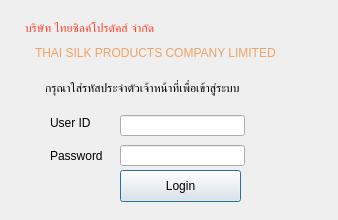
The window that Login_GUI.ui (PanyaHantula/THAISILK) describes before a commit, drawn with Qt 5.
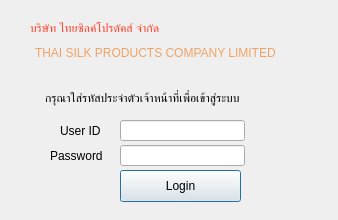
The same window after the commit.

Commit message: Test change font for windows 2 time

```diff
--- a/Login_GUI.ui
+++ b/Login_GUI.ui
@@ -17,7 +17,7 @@
    <property name="geometry">
     <rect>
      <x>120</x>
-     <y>115</y>
+     <y>120</y>
      <width>125</width>
      <height>21</height>
     </rect>
@@ -26,10 +26,10 @@
   <widget class="QLabel" name="label">
    <property name="geometry">
     <rect>
-     <x>50</x>
-     <y>115</y>
-     <width>62</width>
-     <height>16</height>
+     <x>60</x>
+     <y>120</y>
+     <width>51</width>
+     <height>21</height>
     </rect>
    </property>
    <property name="styleSheet">
@@ -88,7 +88,7 @@
    <property name="geometry">
     <rect>
      <x>45</x>
-     <y>75</y>
+     <y>85</y>
      <width>271</width>
      <height>26</height>
     </rect>
@@ -103,7 +103,7 @@
   <widget class="QLabel" name="label_51">
    <property name="geometry">
     <rect>
-     <x>25</x>
+     <x>30</x>
      <y>10</y>
      <width>291</width>
      <height>36</height>
```
Left out of the diff: 13 changed lines with no effect on the pictures. The commit also changes 3 other files.
